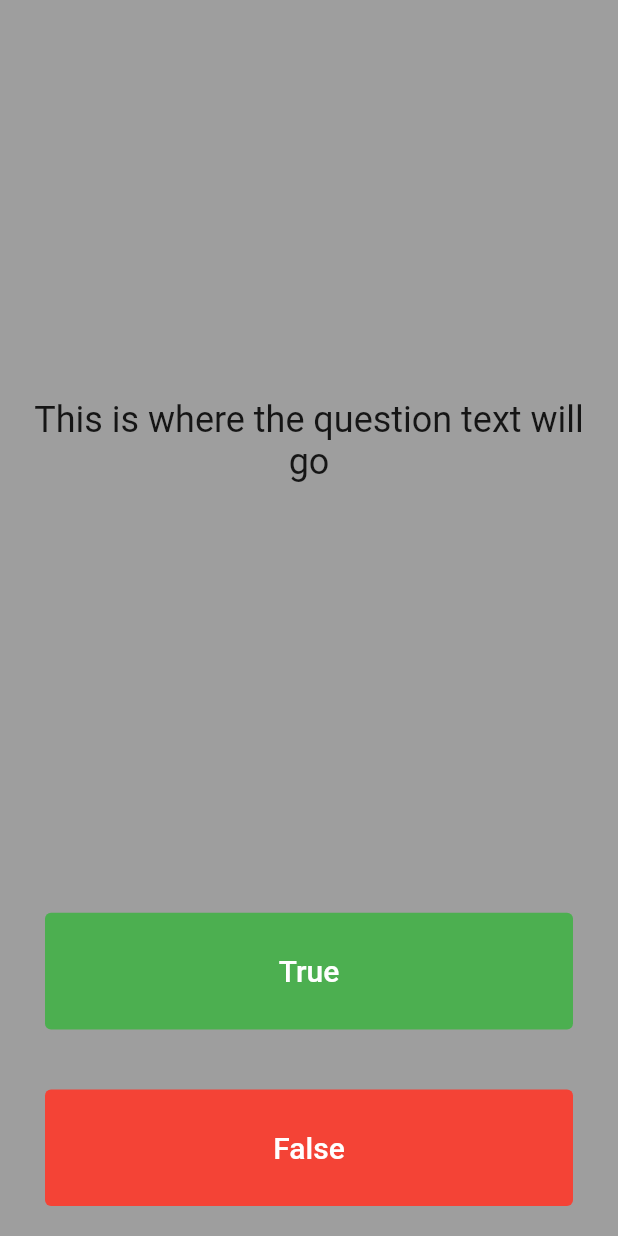
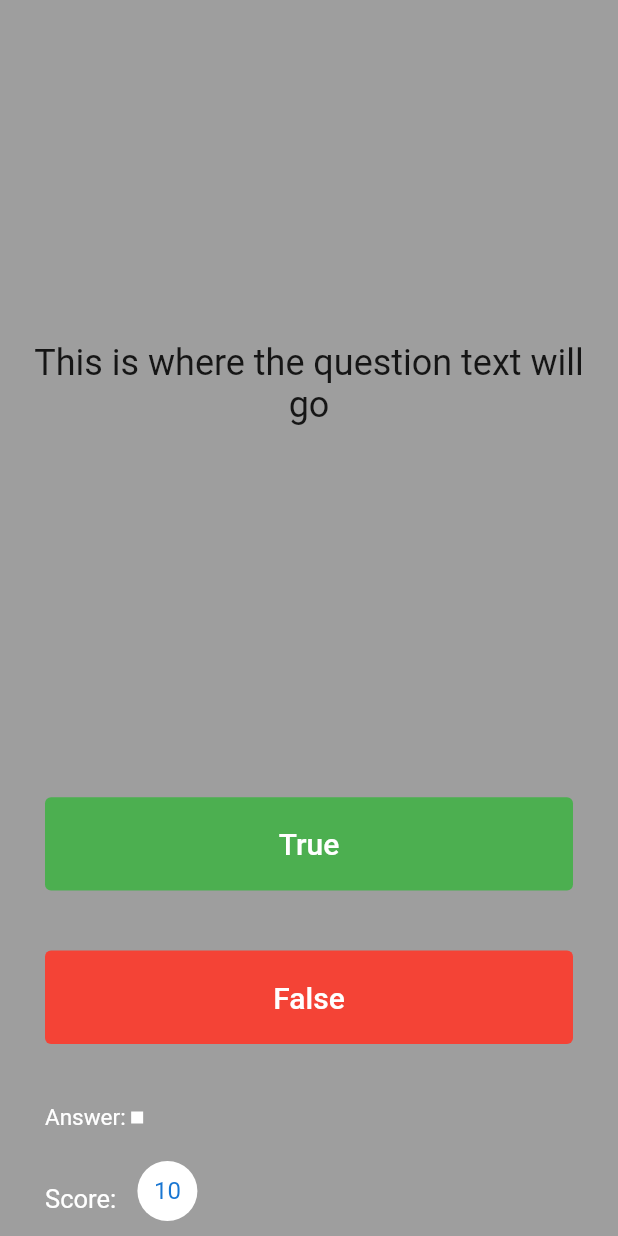
Before and after one commit to vijai-ks/Quizzler, a Flutter app: the screen it shows after launch, after a tap on "True", on a phone screen of 412 x 824 dp. Run offline on Flutter 3.47's test engine with Material 2 defaults, Android fonts, the phone set to English and light mode, and no system bars.

Commit message:
feat: Add conditional renderings
Add functionality to true and false buttons
Add answers display bar
Add score display bar with circle avatar

Signed-off-by: vijai-ks <vijai.ksv@gmail.com>

```diff
--- a/lib/main.dart
+++ b/lib/main.dart
@@ -12,6 +12,7 @@ class Quizzler extends StatefulWidget {
 }
 
 class _QuizzlerState extends State<Quizzler> {
+  List<Icon> scoreKeeper = [];
   @override
   Widget build(BuildContext context) {
     return MaterialApp(
@@ -43,7 +44,14 @@ class _QuizzlerState extends State<Quizzler> {
                   child: Padding(
                     padding: const EdgeInsets.all(20.0),
                     child: TextButton(
-                      onPressed: () {},
+                      onPressed: () {
+                        scoreKeeper.add(
+                          Icon(
+                            Icons.check,
+                            color: Colors.green,
+                          ),
+                        );
+                      },
                       style: TextButton.styleFrom(
                         backgroundColor: Colors.green,
                       ),
@@ -61,7 +69,14 @@ class _QuizzlerState extends State<Quizzler> {
                   child: Padding(
                     padding: const EdgeInsets.all(20.0),
                     child: TextButton(
-                      onPressed: () {},
+                      onPressed: () {
+                        scoreKeeper.add(
+                          Icon(
+                            Icons.check,
+                            color: Colors.red,
+                          ),
+                        );
+                      },
                       style: TextButton.styleFrom(
                         backgroundColor: Colors.red,
                       ),
@@ -75,6 +90,52 @@ class _QuizzlerState extends State<Quizzler> {
                     ),
                   ),
                 ),
+                Padding(
+                  padding: const EdgeInsets.all(20.0),
+                  child: Row(
+                    children: [
+                      const Text(
+                        'Answer: ',
+                        style: TextStyle(
+                          color: Colors.white,
+                          fontSize: 15,
+                        ),
+                      ),
+                      Container(
+                        color: Colors.white,
+                        child: Padding(
+                          padding: const EdgeInsets.all(4.0),
+                          child: Row(
+                            children: scoreKeeper,
+                          ),
+                        ),
+                      ),
+                    ],
+                  ),
+                ),
+                Padding(
+                  padding: const EdgeInsets.symmetric(horizontal: 20),
+                  child: Container(
+                    child: const Row(
+                      children: [
+                        Text(
+                          'Score: ',
+                          style: TextStyle(
+                            color: Colors.white,
+                            fontSize: 17,
+                          ),
+                        ),
+                        Padding(
+                          padding: EdgeInsets.fromLTRB(10, 0, 0, 10),
+                          child: CircleAvatar(
+                            backgroundColor: Colors.white,
+                            child: Text('10'),
+                          ),
+                        ),
+                      ],
+                    ),
+                  ),
+                ),
               ],
             ),
           ),
```
